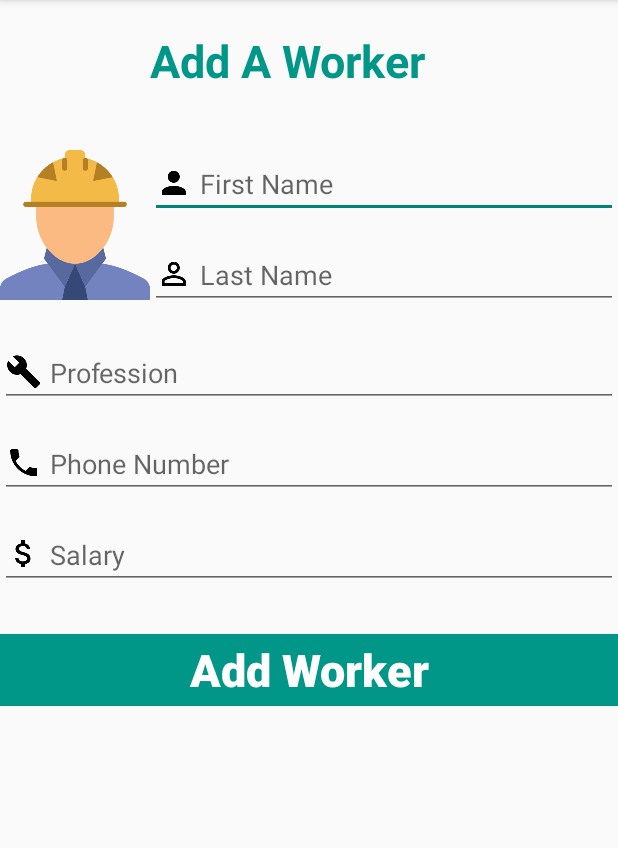
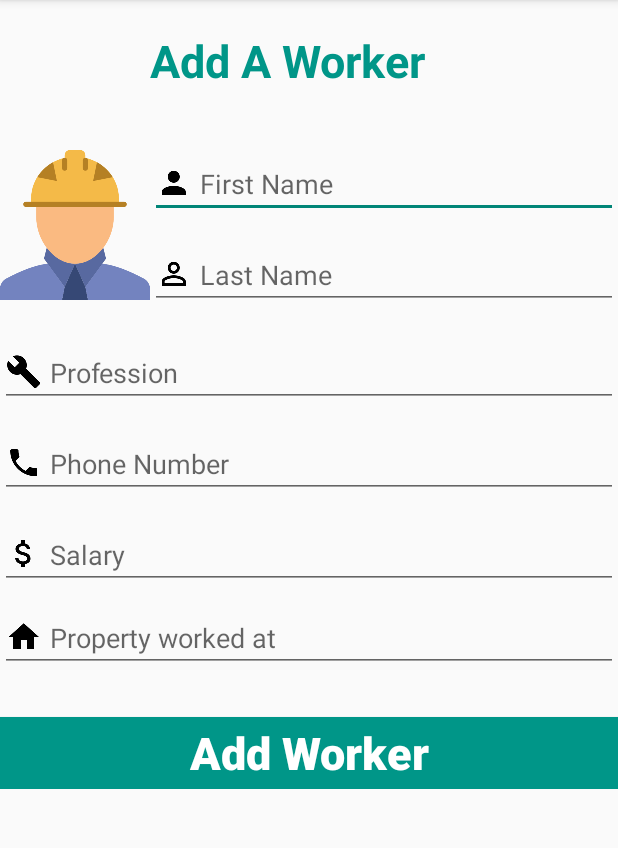
Before and after one commit to derrickwaweru/RentalManager, an Android app: the AddWorkersActivity screen opened directly, with no data from a screen before it, on a phone screen of 412 x 824 dp, the part 84-932 px from its top. Run offline under Robolectric (Android 15) with nearby library versions, the phone set to English and light mode, and no system bars.

```diff
--- a/app/src/main/res/layout/activity_add_workers.xml
+++ b/app/src/main/res/layout/activity_add_workers.xml
@@ -90,10 +90,20 @@
             android:drawableLeft="@drawable/ic_attach_money_black_24dp"
             android:drawablePadding="5dp" />
 
+        <EditText
+            android:id="@+id/workersProperty"
+            android:layout_width="match_parent"
+            android:layout_height="wrap_content"
+            android:layout_below="@+id/workersSalaryEditText"
+            android:hint="Property worked at"
+            android:drawableLeft="@drawable/ic_home_black_24dp"
+            android:drawablePadding="5dp"
+            android:layout_marginTop="10dp"/>
+
         <Button
             android:layout_width="match_parent"
             android:layout_height="wrap_content"
-            android:layout_below="@+id/workersSalaryEditText"
+            android:layout_below="@+id/workersProperty"
             android:layout_marginTop="30dp"
             android:background="@color/colorAccent"
             android:text="Add Worker"
```
Also changed, not shown: app/src/main/java/com/example/derrick/rentalmanager/models/AddWorkers.java (+41 -3 lines).
